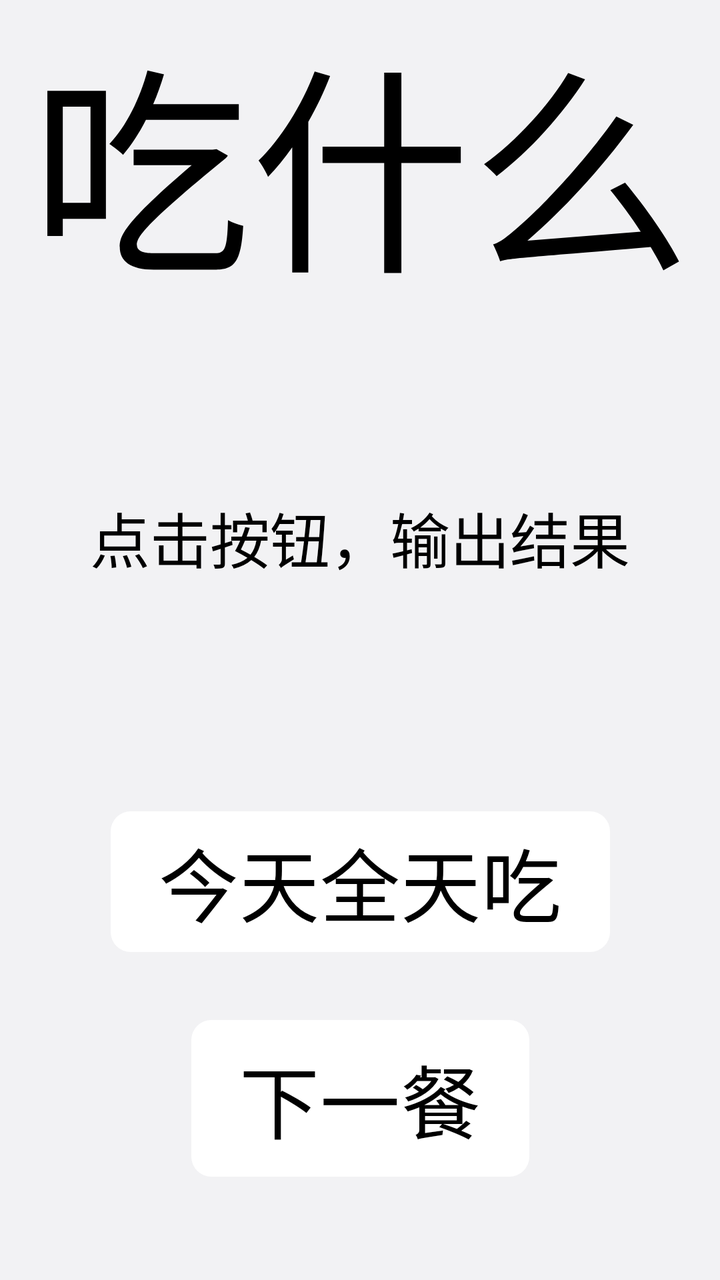
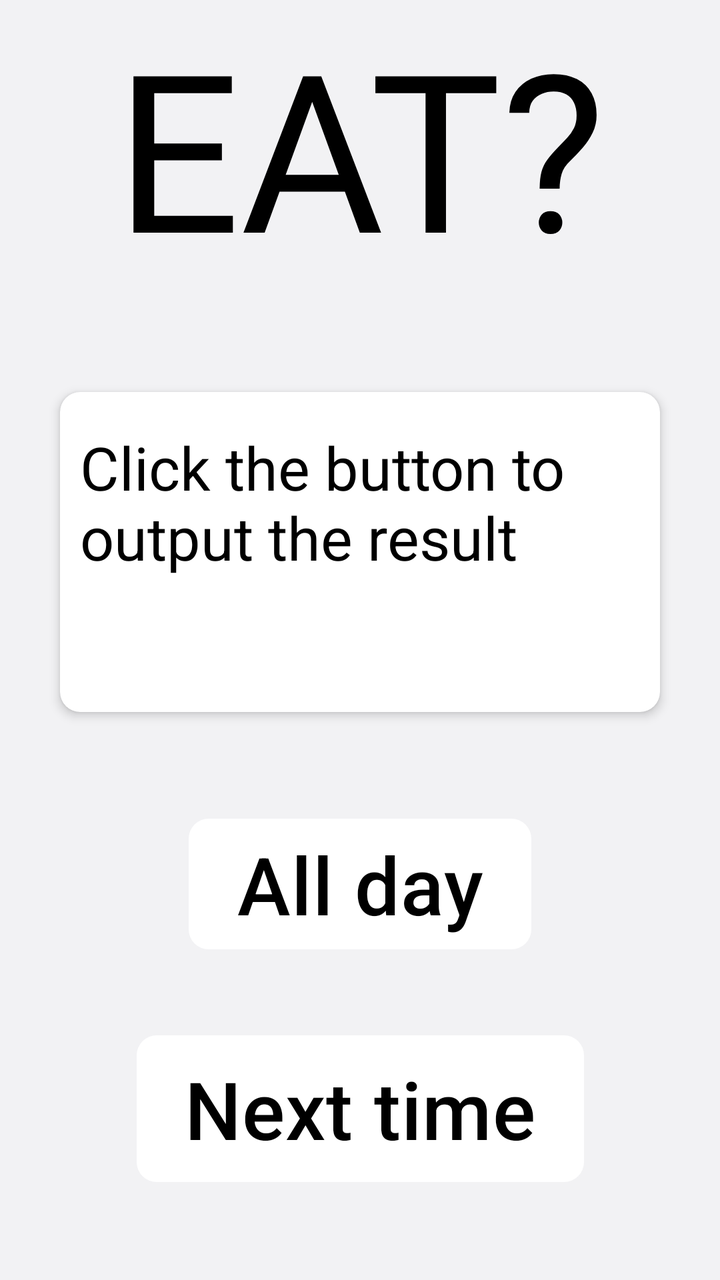

The first picture is an Android layout as it rendered before a commit; the second is the same layout after the commit. The layout source and the unified diff follow.
<!-- AndroidManifest.xml: application theme Theme.TodayToEat -->
<!-- res/layout/fragment_main.xml -->
<?xml version="1.0" encoding="utf-8"?>
<FrameLayout xmlns:android="http://schemas.android.com/apk/res/android"
    xmlns:tools="http://schemas.android.com/tools"
    android:layout_width="match_parent"
    android:layout_height="match_parent"
    xmlns:app="http://schemas.android.com/apk/res-auto"
    tools:context=".fragment.MainFragment">

    <androidx.constraintlayout.widget.ConstraintLayout
        android:id="@+id/top_root_layout"
        android:layout_width="match_parent"
        android:layout_height="match_parent"
        android:layout_marginTop="@dimen/_30sdp">

        <TextView
            android:id="@+id/title"
            android:layout_width="wrap_content"
            android:layout_height="wrap_content"
            android:gravity="center"
            android:text="@string/title"
            android:textColor="@color/title_color"
            android:textSize="110sp"
            app:layout_constraintEnd_toEndOf="parent"
            app:layout_constraintStart_toStartOf="parent"
            app:layout_constraintTop_toTopOf="parent" />


        <TextView
            android:id="@+id/tv_result_first_line"
            android:layout_width="wrap_content"
            android:layout_height="wrap_content"
            android:layout_marginBottom="24dp"
            android:text="@string/result"
            android:textColor="@color/title_color"
            android:textSize="30sp"
            app:layout_constraintBottom_toTopOf="@+id/btn_all_day"
            app:layout_constraintEnd_toEndOf="parent"
            app:layout_constraintStart_toStartOf="parent"
            app:layout_constraintTop_toBottomOf="@+id/title" />

        <TextView
            android:id="@+id/tv_result_second_line"
            android:layout_width="wrap_content"
            android:layout_height="wrap_content"
            android:text=""
            android:textSize="30sp"
            android:textColor="@color/title_color"
            app:layout_constraintTop_toBottomOf="@id/tv_result_first_line"
            app:layout_constraintStart_toStartOf="parent"
            app:layout_constraintEnd_toEndOf="parent"
            android:layout_marginTop="15sp" />

        <com.google.android.material.button.MaterialButton
            android:id="@+id/btn_all_day"
            android:layout_width="wrap_content"
            android:layout_height="wrap_content"
            android:layout_marginTop="250dp"
            android:layout_marginBottom="30dp"
            android:text="@string/all_day"
            android:textSize="40sp"
            app:layout_constraintBottom_toTopOf="@+id/btn_next_time"
            app:layout_constraintEnd_toEndOf="parent"
            app:layout_constraintStart_toStartOf="parent"
            app:layout_constraintTop_toBottomOf="@+id/title"
            app:cornerRadius="10dp"
            android:visibility="visible" />

        <com.google.android.material.button.MaterialButton
            android:id="@+id/btn_next_time"
            android:layout_width="wrap_content"
            android:layout_height="wrap_content"
            android:layout_marginBottom="60dp"
            android:text="@string/next_time"
            android:textSize="40sp"
            android:background="@drawable/button"
            app:layout_constraintBottom_toBottomOf="parent"
            app:layout_constraintEnd_toEndOf="parent"
            app:layout_constraintStart_toStartOf="parent"
            app:layout_constraintTop_toBottomOf="@+id/btn_all_day"
            app:cornerRadius="10dp"
            android:visibility="visible" />

    </androidx.constraintlayout.widget.ConstraintLayout>

</FrameLayout>
<!-- resources referenced by this layout -->
<resources>
  <color name="title_color">#000000</color>
  <!-- drawable button (drawable) -->
  <?xml version="1.0" encoding="utf-8"?>
  <selector xmlns:android="http://schemas.android.com/apk/res/android">
  
      <item android:state_pressed="true"
          android:drawable="@drawable/button_press"/>
  
      <item android:drawable="@drawable/button_impress"/>
  
  </selector>
  <string name="all_day">今天全天吃</string>
  <string name="next_time">下一餐</string>
  <string name="result">点击按钮，输出结果</string>
  <string name="title">吃什么</string>
  <style name="Theme.TodayToEat" parent="Theme.Material3.DayNight.NoActionBar">
          <item name="windowNoTitle">true</item>
          <item name="windowActionBar">false</item>
  
          <item name="android:navigationBarColor">@android:color/transparent</item>
          <item name="android:statusBarColor">@android:color/transparent</item>
          <item name="android:windowLightStatusBar">true</item>
  
          <item name="colorPrimary">@color/white</item>
          <item name="colorOnPrimary">@color/black</item>
          <item name="colorPrimaryVariant">@color/middleGray</item>
          <item name="colorPrimaryContainer">@color/gray</item>
  
          <item name="android:windowBackground">@color/gray</item>
  
          <item name="materialAlertDialogTheme">@style/MyAlertDialog.Light</item>
  
          <item name="colorSurface">@color/white</item>
          <item name="colorOutline">@color/transparent</item>
  
          <item name="radioButtonStyle">@style/Widget.TodayToEat.RadioButton</item>
  
          <item name="itemBackground">@color/transparent</item>
      </style>
  <!-- drawable button_press (drawable) -->
  <?xml version="1.0" encoding="utf-8"?>
  <shape xmlns:android="http://schemas.android.com/apk/res/android">
  
      
      <solid android:color="@color/middleGray"/>
  
      
      <corners android:radius="15sp"/>
  
  </shape>
  <!-- drawable button_impress (drawable) -->
  <?xml version="1.0" encoding="utf-8"?>
  <shape xmlns:android="http://schemas.android.com/apk/res/android">
  
      
      <solid android:color="?colorPrimary"/>
  
      
      <corners android:radius="10sp"/>
  
  </shape>
  <color name="white">#FFFFFFFF</color>
  <color name="black">#FF000000</color>
  <color name="middleGray">#E7E6E9</color>
  <color name="gray">#F2F2F4</color>
  <style name="MyAlertDialog.Light" parent="ThemeOverlay.Material3.MaterialAlertDialog">
          <item name="colorPrimary">@color/black</item>
          <item name="android:textColor">@color/black</item>
          <item name="android:background">@color/white</item>
      </style>
  <color name="transparent">#00ffffff</color>
  <style name="Widget.TodayToEat.RadioButton" parent="Widget.Material3.CompoundButton.RadioButton">
          <item name="buttonTint">@color/radio_button_tint</item>
      </style>
</resources>

<!-- the commit's change to res/layout/fragment_main.xml (unified diff, before → after) -->
@@ -1,4 +1,4 @@
-<?xml version="1.0" encoding="utf-8"?>
+﻿<?xml version="1.0" encoding="utf-8"?>
 <FrameLayout xmlns:android="http://schemas.android.com/apk/res/android"
     xmlns:tools="http://schemas.android.com/tools"
     android:layout_width="match_parent"
@@ -25,30 +25,58 @@
             app:layout_constraintTop_toTopOf="parent" />
 
 
-        <TextView
-            android:id="@+id/tv_result_first_line"
-            android:layout_width="wrap_content"
-            android:layout_height="wrap_content"
-            android:layout_marginBottom="24dp"
-            android:text="@string/result"
-            android:textColor="@color/title_color"
-            android:textSize="30sp"
+        <com.google.android.material.card.MaterialCardView
+            android:id="@+id/card_text"
+            android:layout_width="match_parent"
+            android:layout_height="160dp"
+            app:cardCornerRadius="10sp"
+            android:layout_margin="30sp"
+            app:strokeColor="@color/transparent"
+            app:cardElevation="3sp"
             app:layout_constraintBottom_toTopOf="@+id/btn_all_day"
             app:layout_constraintEnd_toEndOf="parent"
             app:layout_constraintStart_toStartOf="parent"
-            app:layout_constraintTop_toBottomOf="@+id/title" />
+            app:layout_constraintTop_toBottomOf="@+id/title">
 
-        <TextView
-            android:id="@+id/tv_result_second_line"
-            android:layout_width="wrap_content"
-            android:layout_height="wrap_content"
-            android:text=""
-            android:textSize="30sp"
-            android:textColor="@color/title_color"
-            app:layout_constraintTop_toBottomOf="@id/tv_result_first_line"
-            app:layout_constraintStart_toStartOf="parent"
-            app:layout_constraintEnd_toEndOf="parent"
-            android:layout_marginTop="15sp" />
+            <androidx.constraintlayout.widget.ConstraintLayout
+                android:layout_width="match_parent"
+                android:layout_height="match_parent"
+                android:orientation="vertical"
+                android:layout_margin="10sp">
+
+                <TextView
+                    android:id="@+id/tv_result_first_line"
+                    android:layout_width="wrap_content"
+                    android:layout_height="wrap_content"
+                    android:layout_gravity="center"
+                    android:layout_marginTop="10dp"
+                    android:layout_marginBottom="10dp"
+                    android:text="@string/result"
+                    android:textColor="@color/title_color"
+                    android:textSize="30sp"
+                    app:layout_constraintBottom_toTopOf="@id/tv_result_second_line"
+                    app:layout_constraintEnd_toEndOf="parent"
+                    app:layout_constraintStart_toStartOf="parent"
+                    app:layout_constraintTop_toTopOf="parent" />
+
+                <TextView
+                    android:id="@+id/tv_result_second_line"
+                    android:layout_width="wrap_content"
+                    android:layout_height="wrap_content"
+                    android:layout_gravity="center"
+                    android:layout_marginBottom="10dp"
+                    android:text=""
+                    android:textColor="@color/title_color"
+                    android:textSize="30sp"
+                    app:layout_constraintBottom_toBottomOf="parent"
+                    app:layout_constraintEnd_toEndOf="parent"
+                    app:layout_constraintStart_toStartOf="parent"
+                    app:layout_constraintTop_toBottomOf="@id/tv_result_first_line" />
+
+            </androidx.constraintlayout.widget.ConstraintLayout>
+
+        </com.google.android.material.card.MaterialCardView>
+
 
         <com.google.android.material.button.MaterialButton
             android:id="@+id/btn_all_day"
@@ -69,7 +97,7 @@
             android:id="@+id/btn_next_time"
             android:layout_width="wrap_content"
             android:layout_height="wrap_content"
-            android:layout_marginBottom="60dp"
+            android:layout_marginBottom="40dp"
             android:text="@string/next_time"
             android:textSize="40sp"
             android:background="@drawable/button"
<!-- resource entries referenced after the edit -->
@@ -11,10 +11,10 @@
       <item android:drawable="@drawable/button_impress"/>
   
   </selector>
-  <string name="all_day">今天全天吃</string>
-  <string name="next_time">下一餐</string>
-  <string name="result">点击按钮，输出结果</string>
-  <string name="title">吃什么</string>
+  <string name="all_day">All day</string>
+  <string name="next_time">Next time</string>
+  <string name="result">Click the button to output the result</string>
+  <string name="title">EAT?</string>
   <style name="Theme.TodayToEat" parent="Theme.Material3.DayNight.NoActionBar">
           <item name="windowNoTitle">true</item>
           <item name="windowActionBar">false</item>
